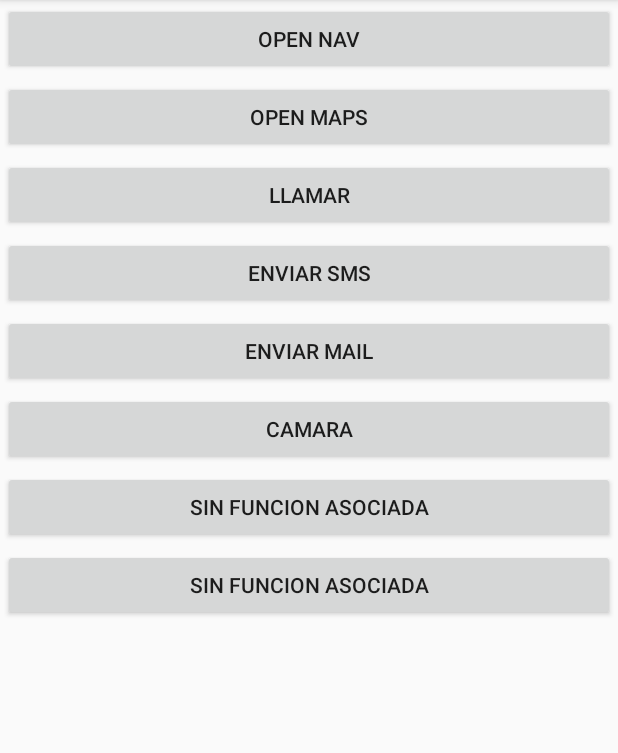
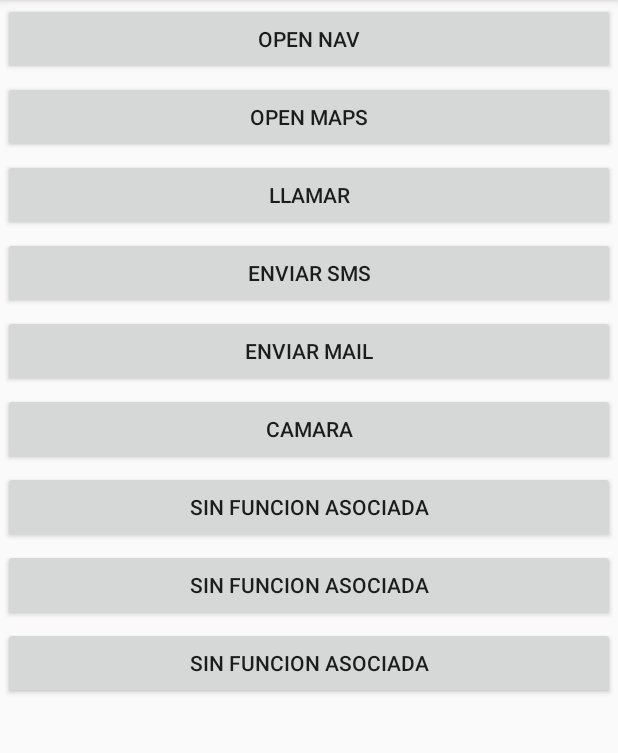
Before and after one commit to robertosuarez75/intents, an Android app: the screen it shows after launch (MainActivity), on a phone screen of 412 x 824 dp, the part 84-837 px from its top. Run offline under Robolectric (Android 15) with nearby library versions, the phone set to English and light mode, and no system bars.

Commit message:
agrega boton 4

```diff
--- a/app/src/main/res/layout/activity_main.xml
+++ b/app/src/main/res/layout/activity_main.xml
@@ -76,6 +76,13 @@
       android:id="@+id/btnEmpty2"
       android:layout_margin="2dp"/>
 
+   <Button
+       android:layout_width="match_parent"
+       android:layout_height="wrap_content"
+      android:text="sin funcion asociada"
+      android:id="@+id/btnEmpty3"
+      android:layout_margin="2dp"/>
+
    <ImageView
        android:layout_width="match_parent"
        android:layout_height="match_parent"
```
